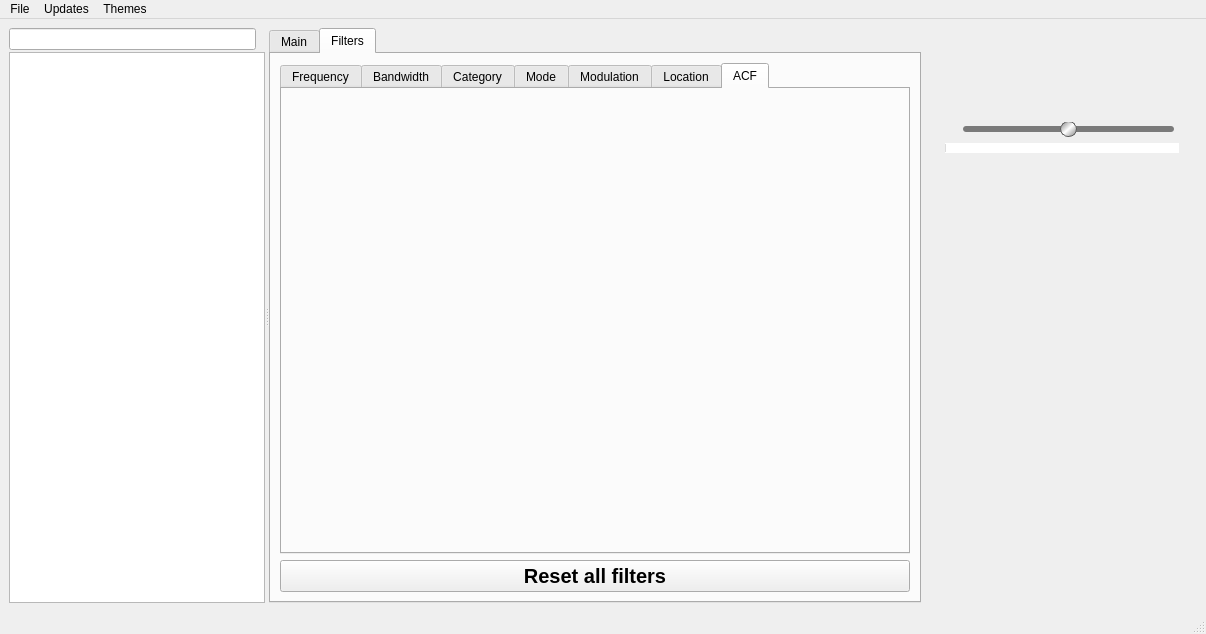
First picture: the form in main_window.ui, repository vbrizgamnk/Artemis, before the edit.
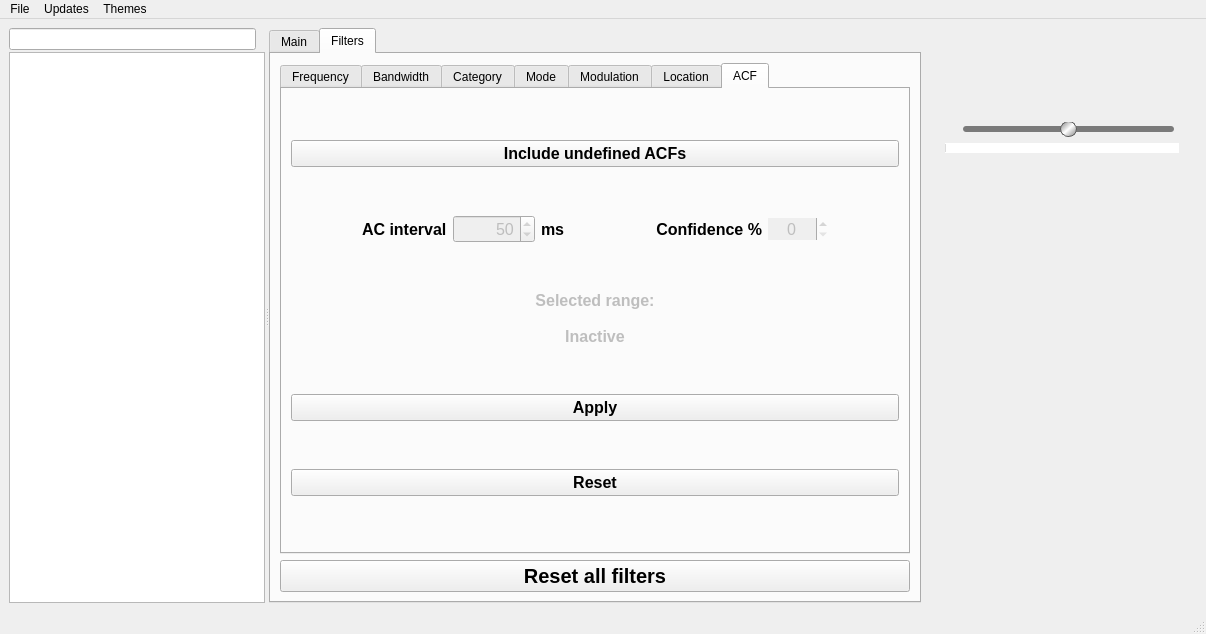
Second picture: the form after the edit. The open tabs and pages were chosen to show the change. Icons and pictures are not drawn. Custom widgets are drawn as their Qt base class.

What changed in the file:
```diff
--- a/main_window.ui
+++ b/main_window.ui
@@ -3873,6 +3873,282 @@
             <attribute name="title">
              <string>ACF</string>
             </attribute>
+            <layout class="QVBoxLayout" name="verticalLayout_5">
+             <item>
+              <widget class="QPushButton" name="include_undef_acf">
+               <property name="font">
+                <font>
+                 <pointsize>12</pointsize>
+                 <weight>75</weight>
+                 <bold>true</bold>
+                </font>
+               </property>
+               <property name="text">
+                <string>Include undefined ACFs</string>
+               </property>
+               <property name="checkable">
+                <bool>true</bool>
+               </property>
+              </widget>
+             </item>
+             <item>
+              <layout class="QHBoxLayout" name="horizontalLayout_25">
+               <item>
+                <spacer name="horizontalSpacer_13">
+                 <property name="orientation">
+                  <enum>Qt::Horizontal</enum>
+                 </property>
+                 <property name="sizeHint" stdset="0">
+                  <size>
+                   <width>50</width>
+                   <height>20</height>
+                  </size>
+                 </property>
+                </spacer>
+               </item>
+               <item>
+                <widget class="QLabel" name="label">
+                 <property name="font">
+                  <font>
+                   <pointsize>12</pointsize>
+                   <weight>75</weight>
+                   <bold>true</bold>
+                  </font>
+                 </property>
+                 <property name="text">
+                  <string>AC interval</string>
+                 </property>
+                </widget>
+               </item>
+               <item>
+                <widget class="QSpinBox" name="acf_spinbox">
+                 <property name="enabled">
+                  <bool>false</bool>
+                 </property>
+                 <property name="sizePolicy">
+                  <sizepolicy hsizetype="Fixed" vsizetype="Fixed">
+                   <horstretch>0</horstretch>
+                   <verstretch>0</verstretch>
+                  </sizepolicy>
+                 </property>
+                 <property name="minimumSize">
+                  <size>
+                   <width>80</width>
+                   <height>0</height>
+                  </size>
+                 </property>
+                 <property name="maximumSize">
+                  <size>
+                   <width>100</width>
+                   <height>16777215</height>
+                  </size>
+                 </property>
+                 <property name="font">
+                  <font>
+                   <pointsize>12</pointsize>
+                  </font>
+                 </property>
+                 <property name="styleSheet">
+                  <string notr="true"/>
+                 </property>
+                 <property name="alignment">
+                  <set>Qt::AlignRight|Qt::AlignTrailing|Qt::AlignVCenter</set>
+                 </property>
+                 <property name="minimum">
+                  <number>1</number>
+                 </property>
+                 <property name="maximum">
+                  <number>100000000</number>
+                 </property>
+                 <property name="value">
+                  <number>50</number>
+                 </property>
+                </widget>
+               </item>
+               <item>
+                <widget class="QLabel" name="label_2">
+                 <property name="font">
+                  <font>
+                   <pointsize>12</pointsize>
+                   <weight>75</weight>
+                   <bold>true</bold>
+                  </font>
+                 </property>
+                 <property name="text">
+                  <string>ms</string>
+                 </property>
+                </widget>
+               </item>
+               <item>
+                <spacer name="horizontalSpacer_15">
+                 <property name="orientation">
+                  <enum>Qt::Horizontal</enum>
+                 </property>
+                 <property name="sizeHint" stdset="0">
+                  <size>
+                   <width>49</width>
+                   <height>20</height>
+                  </size>
+                 </property>
+                </spacer>
+               </item>
+               <item>
+                <widget class="QLabel" name="label_16">
+                 <property name="sizePolicy">
+                  <sizepolicy hsizetype="Minimum" vsizetype="Preferred">
+                   <horstretch>0</horstretch>
+                   <verstretch>0</verstretch>
+                  </sizepolicy>
+                 </property>
+                 <property name="font">
+                  <font>
+                   <pointsize>12</pointsize>
+                   <weight>75</weight>
+                   <bold>true</bold>
+                  </font>
+                 </property>
+                 <property name="text">
+                  <string>   Confidence %</string>
+                 </property>
+                 <property name="alignment">
+                  <set>Qt::AlignRight|Qt::AlignTrailing|Qt::AlignVCenter</set>
+                 </property>
+                </widget>
+               </item>
+               <item>
+                <widget class="QSpinBox" name="lower_band_confidence_2">
+                 <property name="enabled">
+                  <bool>false</bool>
+                 </property>
+                 <property name="sizePolicy">
+                  <sizepolicy hsizetype="Preferred" vsizetype="Fixed">
+                   <horstretch>0</horstretch>
+                   <verstretch>0</verstretch>
+                  </sizepolicy>
+                 </property>
+                 <property name="minimumSize">
+                  <size>
+                   <width>60</width>
+                   <height>0</height>
+                  </size>
+                 </property>
+                 <property name="maximumSize">
+                  <size>
+                   <width>50</width>
+                   <height>16777215</height>
+                  </size>
+                 </property>
+                 <property name="font">
+                  <font>
+                   <pointsize>12</pointsize>
+                  </font>
+                 </property>
+                 <property name="styleSheet">
+                  <string notr="true"/>
+                 </property>
+                 <property name="frame">
+                  <bool>false</bool>
+                 </property>
+                 <property name="alignment">
+                  <set>Qt::AlignCenter</set>
+                 </property>
+                 <property name="buttonSymbols">
+                  <enum>QAbstractSpinBox::UpDownArrows</enum>
+                 </property>
+                 <property name="specialValueText">
+                  <string/>
+                 </property>
+                 <property name="maximum">
+                  <number>100</number>
+                 </property>
+                 <property name="value">
+                  <number>0</number>
+                 </property>
+                </widget>
+               </item>
+               <item>
+                <spacer name="horizontalSpacer_14">
+                 <property name="orientation">
+                  <enum>Qt::Horizontal</enum>
+                 </property>
+                 <property name="sizeHint" stdset="0">
+                  <size>
+                   <width>50</width>
+                   <height>20</height>
+                  </size>
+                 </property>
+                </spacer>
+               </item>
+              </layout>
+             </item>
+             <item>
+              <widget class="QLabel" name="acf_range_lbl">
+               <property name="enabled">
+                <bool>false</bool>
+               </property>
+               <property name="sizePolicy">
+                <sizepolicy hsizetype="Expanding" vsizetype="Fixed">
+                 <horstretch>0</horstretch>
+                 <verstretch>0</verstretch>
+                </sizepolicy>
+               </property>
+               <property name="font">
+                <font>
+                 <pointsize>12</pointsize>
+                 <weight>75</weight>
+                 <italic>false</italic>
+                 <bold>true</bold>
+                 <underline>false</underline>
+                </font>
+               </property>
+               <property name="styleSheet">
+                <string notr="true"/>
+               </property>
+               <property name="text">
+                <string>Selected range:
+
+Inactive</string>
+               </property>
+               <property name="alignment">
+                <set>Qt::AlignCenter</set>
+               </property>
+              </widget>
+             </item>
+             <item>
+              <widget class="DoubleTextButton" name="apply_remove_acf_filter_btn">
+               <property name="font">
+                <font>
+                 <pointsize>12</pointsize>
+                 <weight>75</weight>
+                 <bold>true</bold>
+                </font>
+               </property>
+               <property name="text">
+                <string>Apply</string>
+               </property>
+               <property name="checkable">
+                <bool>true</bool>
+               </property>
+              </widget>
+             </item>
+             <item>
+              <widget class="QPushButton" name="reset_acf_filters_btn">
+               <property name="font">
+                <font>
+                 <pointsize>12</pointsize>
+                 <weight>75</weight>
+                 <bold>true</bold>
+                </font>
+               </property>
+               <property name="text">
+                <string>Reset</string>
+               </property>
+               <property name="checkable">
+                <bool>false</bool>
+               </property>
+              </widget>
+             </item>
+            </layout>
            </widget>
           </widget>
          </item>
```
Left out of the diff: 4 changed lines with no effect on the pictures.
